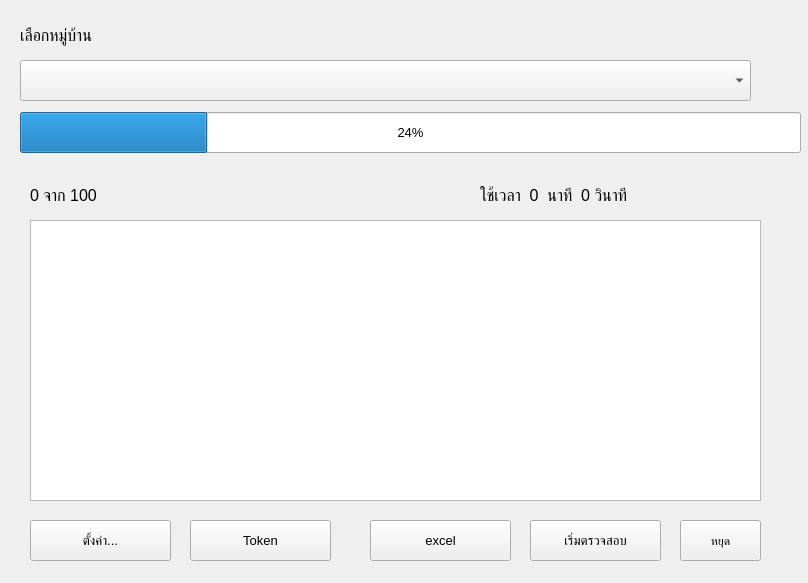
Qt form check_moph_id.ui (tehnplk/OneID) before a commit.
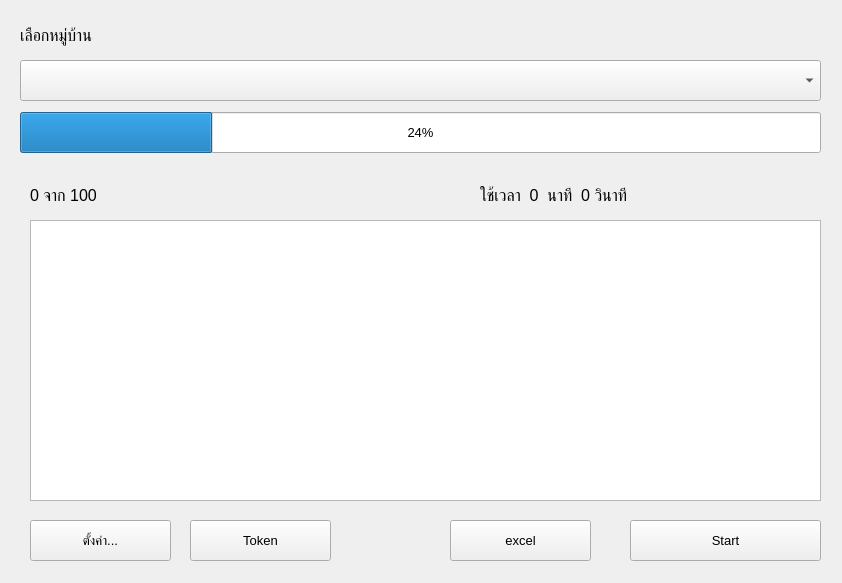
The same form after that commit. Icons and pictures are not drawn.

```diff
--- a/check_moph_id.ui
+++ b/check_moph_id.ui
@@ -6,7 +6,7 @@
    <rect>
     <x>0</x>
     <y>0</y>
-    <width>808</width>
+    <width>842</width>
     <height>583</height>
    </rect>
   </property>
@@ -41,7 +41,7 @@
      <rect>
       <x>20</x>
       <y>112</y>
-      <width>781</width>
+      <width>801</width>
       <height>41</height>
      </rect>
     </property>
@@ -78,9 +78,9 @@
    <widget class="QPushButton" name="btn_begin">
     <property name="geometry">
      <rect>
-      <x>530</x>
+      <x>630</x>
       <y>520</y>
-      <width>131</width>
+      <width>191</width>
       <height>41</height>
      </rect>
     </property>
@@ -90,13 +90,13 @@
      </font>
     </property>
     <property name="text">
-     <string>เริ่มตรวจสอบ</string>
+     <string>Start</string>
     </property>
    </widget>
    <widget class="QPushButton" name="btn_excel">
     <property name="geometry">
      <rect>
-      <x>370</x>
+      <x>450</x>
       <y>520</y>
       <width>141</width>
       <height>41</height>
@@ -116,7 +116,7 @@
      <rect>
       <x>20</x>
       <y>60</y>
-      <width>731</width>
+      <width>801</width>
       <height>41</height>
      </rect>
     </property>
@@ -185,7 +185,7 @@
      <rect>
       <x>30</x>
       <y>220</y>
-      <width>731</width>
+      <width>791</width>
       <height>281</height>
      </rect>
     </property>
@@ -195,24 +195,6 @@
      </font>
     </property>
    </widget>
-   <widget class="QPushButton" name="btn_stop">
-    <property name="geometry">
-     <rect>
-      <x>680</x>
-      <y>520</y>
-      <width>81</width>
-      <height>41</height>
-     </rect>
-    </property>
-    <property name="font">
-     <font>
-      <pointsize>9</pointsize>
-     </font>
-    </property>
-    <property name="text">
-     <string>หยุด</string>
-    </property>
-   </widget>
   </widget>
  </widget>
  <resources/>
```
